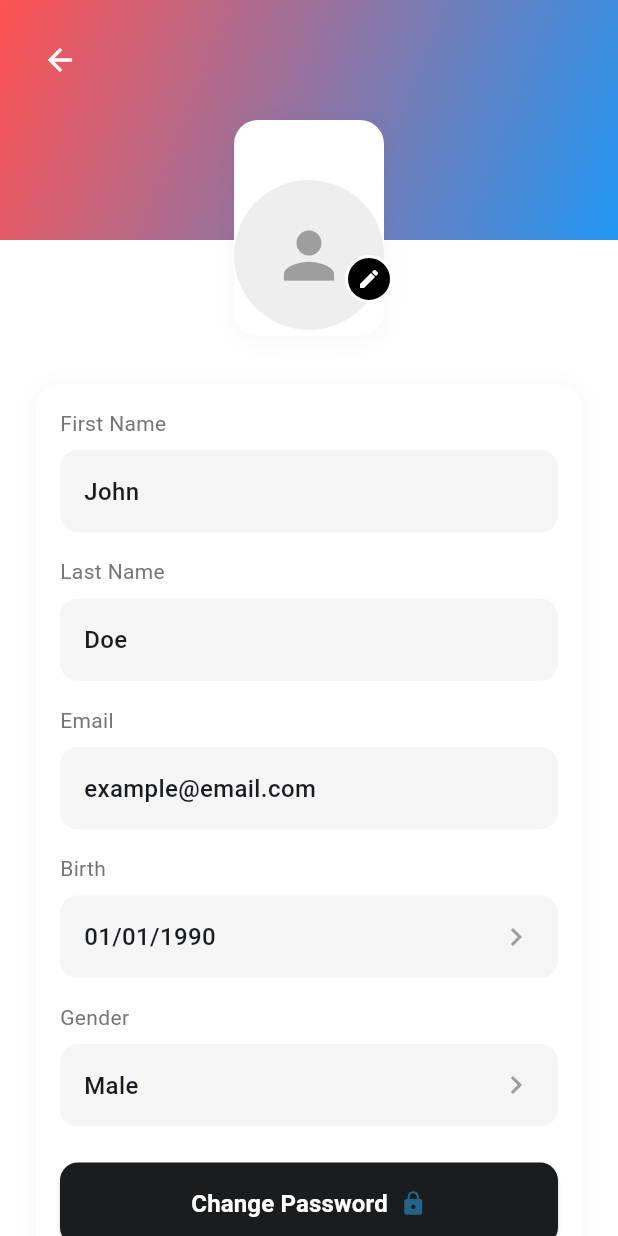
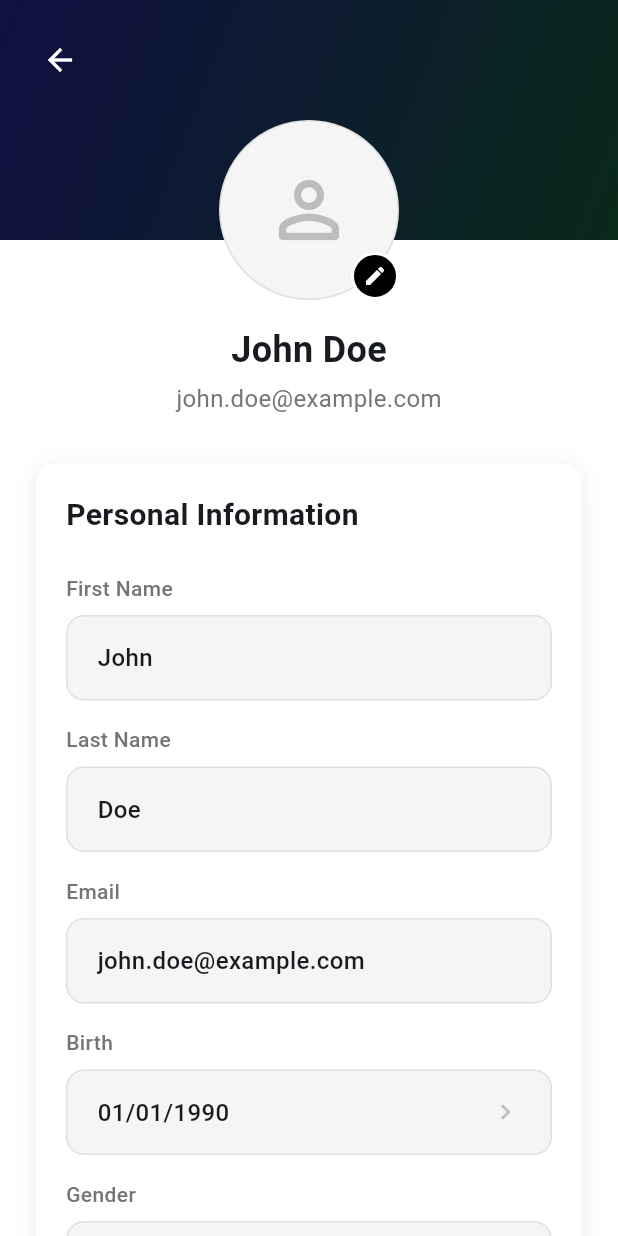
Before and after one commit to grmpycrab/TrekScanPlus, a Flutter app: the screen it shows after launch, after a tap on "Login", after a tap on "Welcome,", on a phone screen of 412 x 824 dp. Run offline on Flutter 3.47's test engine with Material 3 defaults, Android fonts, the phone set to English and light mode, and no system bars; our stand-ins replace cloud_firestore, file_picker, firebase_core, firebase_storage, permission_handler, shared_preferences; missing offline and left inert: mobile_scanner; accounts and stored records are empty.

Commit message:
profile screen ujpdates

```diff
--- a/hamiguitan_trekscan_plus/lib/models/user_model.dart
+++ b/hamiguitan_trekscan_plus/lib/models/user_model.dart
@@ -0,0 +1,35 @@
+class UserModel {
+  final String firstName;
+  final String lastName;
+  final String email;
+  final String birthDate;
+  final String gender;
+  final String? profileImage;
+
+  UserModel({
+    required this.firstName,
+    required this.lastName,
+    required this.email,
+    required this.birthDate,
+    required this.gender,
+    this.profileImage,
+  });
+
+  UserModel copyWith({
+    String? firstName,
+    String? lastName,
+    String? email,
+    String? birthDate,
+    String? gender,
+    String? profileImage,
+  }) {
+    return UserModel(
+      firstName: firstName ?? this.firstName,
+      lastName: lastName ?? this.lastName,
+      email: email ?? this.email,
+      birthDate: birthDate ?? this.birthDate,
+      gender: gender ?? this.gender,
+      profileImage: profileImage ?? this.profileImage,
+    );
+  }
+}
--- a/hamiguitan_trekscan_plus/lib/screens/main/profile_screen.dart
+++ b/hamiguitan_trekscan_plus/lib/screens/main/profile_screen.dart
@@ -1,9 +1,5 @@
-import 'dart:convert';
-
 import 'package:flutter/material.dart';
-import 'package:flutter/services.dart' show rootBundle;
-import '../../models/badge.dart';
-import '../../theme/color.dart';
+import '../../models/user_model.dart';
 
 class ProfileScreen extends StatefulWidget {
   const ProfileScreen({super.key});
@@ -13,69 +9,18 @@ class ProfileScreen extends StatefulWidget {
 }
 
 class _ProfileScreenState extends State<ProfileScreen> {
-  // Sample badges for demo; replace with real data source later.
-  late List<UserBadge> _badges;
+  late UserModel _user;
 
   @override
   void initState() {
     super.initState();
-    // initialize with an empty list; we'll load JSON or fallback later
-    _badges = [];
-    _loadBadgesFromAsset();
-  }
-
-  Future<void> _loadBadgesFromAsset() async {
-    try {
-      final jsonStr = await rootBundle.loadString('assets/data/badge.json');
-      if (jsonStr.trim().isEmpty) throw Exception('badge.json empty');
-      final data = json.decode(jsonStr);
-      if (data is Map<String, dynamic> && data.containsKey('badges')) {
-        final badgesList = data['badges'] as List;
-        final list = badgesList
-            .map((e) => UserBadge.fromJson(Map<String, dynamic>.from(e)))
-            .toList();
-        setState(() {
-          _badges = List<UserBadge>.from(list);
-        });
-        return;
-      }
-    } catch (e) {
-      print('Error loading badges: $e');
-      // ignore and fallback to sample badges below
-    }
-
-    // fallback samples
-    setState(() {
-      _badges = [
-        UserBadge(
-          id: 'first_steps',
-          name: 'First Steps',
-          description: 'Complete your first trail',
-          category: 'trail_completion',
-          icon: 'footprints',
-          requirement: {'type': 'trails_completed', 'value': 1},
-          rarity: 'common',
-          earned: true,
-        ),
-        UserBadge(
-          id: 'summit_seeker',
-          name: 'Summit Seeker',
-          description: 'Reach the peak of Mt. Hamiguitan',
-          category: 'trail_completion',
-          icon: 'mountain',
-          requirement: {'type': 'reach_summit', 'value': true},
-          rarity: 'rare',
-          earned: false,
-        ),
-      ];
-    });
-  }
-
-  void _toggleEarned(int index) {
-    setState(() {
-      final badge = _badges[index];
-      _badges[index] = badge.copyWith(earned: !badge.earned);
-    });
+    _user = UserModel(
+      firstName: 'John',
+      lastName: 'Doe',
+      email: 'john.doe@example.com',
+      birthDate: '01/01/1990',
+      gender: 'Male',
+    );
   }
 
   @override
@@ -92,7 +37,7 @@ class _ProfileScreenState extends State<ProfileScreen> {
                   gradient: LinearGradient(
                     begin: Alignment.topLeft,
                     end: Alignment.bottomRight,
-                    colors: [Color(0xFFFF5252), Color(0xFF2196F3)],
+                    colors: [Color(0xFF101042), Color(0xFF09291A)],
                   ),
                 ),
                 child: Padding(
@@ -117,29 +62,61 @@ class _ProfileScreenState extends State<ProfileScreen> {
                       _buildTopProfile(),
                       const SizedBox(height: 32),
                       _buildInputFields(),
-                      const SizedBox(height: 24),
                     ],
                   ),
                 ),
               ),
-              const SizedBox(height: 18),
               Padding(
                 padding: const EdgeInsets.symmetric(horizontal: 24.0),
                 child: Column(
                   crossAxisAlignment: CrossAxisAlignment.start,
                   children: [
-                    const Text(
-                      'Badges',
-                      style: TextStyle(
-                        fontSize: 18,
-                        fontWeight: FontWeight.bold,
+                    ElevatedButton(
+                      onPressed: () {},
+                      style: ElevatedButton.styleFrom(
+                        backgroundColor: const Color(0xFF1A1C1E),
+                        padding: const EdgeInsets.symmetric(vertical: 16),
+                        shape: RoundedRectangleBorder(
+                          borderRadius: BorderRadius.circular(12),
+                        ),
+                        minimumSize: const Size(double.infinity, 50),
+                      ),
+                      child: Row(
+                        mainAxisAlignment: MainAxisAlignment.center,
+                        children: const [
+                          Text(
+                            'Change Password',
+                            style: TextStyle(
+                              color: Colors.white,
+                              fontSize: 16,
+                              fontWeight: FontWeight.w600,
+                            ),
+                          ),
+                          SizedBox(width: 8),
+                          Icon(Icons.lock, size: 18),
+                        ],
                       ),
                     ),
                     const SizedBox(height: 16),
-                    SizedBox(
-                      height: 400, // Fixed height for the grid
-                      child: _buildBadgesGrid(),
+                    TextButton(
+                      onPressed: () {},
+                      style: TextButton.styleFrom(
+                        padding: const EdgeInsets.symmetric(vertical: 16),
+                        minimumSize: const Size(double.infinity, 50),
+                        shape: RoundedRectangleBorder(
+                          borderRadius: BorderRadius.circular(12),
+                        ),
+                      ),
+                      child: const Text(
+                        'Logout',
+                        style: TextStyle(
+                          color: Colors.red,
+                          fontSize: 16,
+                          fontWeight: FontWeight.w500,
+                        ),
+                      ),
                     ),
+                    const SizedBox(height: 32),
                   ],
                 ),
               ),
@@ -151,51 +128,59 @@ class _ProfileScreenState extends State<ProfileScreen> {
   }
 
   Widget _buildTopProfile() {
-    return Container(
-      decoration: BoxDecoration(
-        color: Colors.white,
-        borderRadius: BorderRadius.circular(16),
-        boxShadow: [
-          BoxShadow(
-            color: Colors.black.withOpacity(0.04),
-            blurRadius: 12,
-            spreadRadius: 0,
-            offset: const Offset(0, 2),
-          ),
-        ],
-      ),
-      child: Stack(
-        clipBehavior: Clip.none,
-        alignment: Alignment.topCenter,
+    return Padding(
+      padding: const EdgeInsets.symmetric(horizontal: 24.0),
+      child: Column(
         children: [
-          Column(
+          Stack(
             children: [
-              const SizedBox(height: 40),
               Container(
-                width: 100,
-                height: 100,
+                width: 120,
+                height: 120,
                 decoration: BoxDecoration(
                   color: Colors.grey[200],
                   shape: BoxShape.circle,
+                  border: Border.all(color: Colors.grey.shade300, width: 1),
                 ),
-                child: const Icon(Icons.person, size: 50, color: Colors.grey),
+                child: ClipOval(
+                  child: _user.profileImage != null
+                      ? Image.network(_user.profileImage!, fit: BoxFit.cover)
+                      : CircleAvatar(
+                          radius: 60,
+                          backgroundColor: Colors.grey[100],
+                          child: Icon(
+                            Icons.person_outline_rounded,
+                            size: 60,
+                            color: Colors.grey[400],
+                          ),
+                        ),
+                ),
               ),
-              const SizedBox(height: 4),
+              Positioned(
+                right: 0,
+                bottom: 0,
+                child: Container(
+                  width: 32,
+                  height: 32,
+                  decoration: BoxDecoration(
+                    color: Colors.black,
+                    shape: BoxShape.circle,
+                    border: Border.all(color: Colors.white, width: 2),
+                  ),
+                  child: const Icon(Icons.edit, color: Colors.white, size: 16),
+                ),
+              ),
             ],
           ),
-          Positioned(
-            right: -6,
-            top: 90,
-            child: Container(
-              width: 32,
-              height: 32,
-              decoration: BoxDecoration(
-                color: Colors.black,
-                shape: BoxShape.circle,
-                border: Border.all(color: Colors.white, width: 2),
-              ),
-              child: const Icon(Icons.edit, color: Colors.white, size: 16),
-            ),
+          const SizedBox(height: 16),
+          Text(
+            "${_user.firstName} ${_user.lastName}",
+            style: const TextStyle(fontSize: 24, fontWeight: FontWeight.bold),
+          ),
+          const SizedBox(height: 4),
+          Text(
+            _user.email,
+            style: TextStyle(fontSize: 16, color: Colors.grey[600]),
           ),
         ],
       ),
@@ -204,12 +189,13 @@ class _ProfileScreenState extends State<ProfileScreen> {
 
   Widget _buildInputFields() {
     return Container(
+      width: double.infinity,
       decoration: BoxDecoration(
         color: Colors.white,
-        borderRadius: BorderRadius.circular(16),
+        borderRadius: BorderRadius.circular(14),
         boxShadow: [
           BoxShadow(
-            color: Colors.black.withOpacity(0.04),
+            color: Colors.black.withOpacity(0.08),
             blurRadius: 12,
             spreadRadius: 0,
             offset: const Offset(0, 2),
@@ -217,64 +203,24 @@ class _ProfileScreenState extends State<ProfileScreen> {
         ],
       ),
       child: Padding(
-        padding: const EdgeInsets.all(16.0),
+        padding: const EdgeInsets.all(20.0),
         child: Column(
+          crossAxisAlignment: CrossAxisAlignment.start,
           children: [
-            _buildInputField("First Name", "John"),
+            const Text(
+              "Personal Information",
+              style: TextStyle(fontSize: 20, fontWeight: FontWeight.bold),
+            ),
+            const SizedBox(height: 24),
+            _buildInputField("First Name", _user.firstName),
             const SizedBox(height: 16),
-            _buildInputField("Last Name", "Doe"),
+            _buildInputField("Last Name", _user.lastName),
             const SizedBox(height: 16),
-            _buildInputField("Email", "example@email.com"),
+            _buildInputField("Email", _user.email),
             const SizedBox(height: 16),
-            _buildInputField("Birth", "01/01/1990", isSelectable: true),
+            _buildInputField("Birth", _user.birthDate, isSelectable: true),
             const SizedBox(height: 16),
-            _buildInputField("Gender", "Male", isSelectable: true),
-            const SizedBox(height: 24),
-            ElevatedButton(
-              onPressed: () {},
-              style: ElevatedButton.styleFrom(
-                backgroundColor: const Color(0xFF1A1C1E),
-                padding: const EdgeInsets.symmetric(vertical: 16),
-                shape: RoundedRectangleBorder(
-                  borderRadius: BorderRadius.circular(12),
-                ),
-                minimumSize: const Size(double.infinity, 50),
-              ),
-              child: Row(
-                mainAxisAlignment: MainAxisAlignment.center,
-                children: const [
-                  Text(
-                    'Change Password',
-                    style: TextStyle(
-                      color: Colors.white,
-                      fontSize: 16,
-                      fontWeight: FontWeight.w600,
-                    ),
-                  ),
-                  SizedBox(width: 8),
-                  Icon(Icons.lock, size: 18),
-                ],
-              ),
-            ),
-            const SizedBox(height: 16),
-            TextButton(
-              onPressed: () {},
-              style: TextButton.styleFrom(
-                padding: const EdgeInsets.symmetric(vertical: 16),
-                minimumSize: const Size(double.infinity, 50),
-                shape: RoundedRectangleBorder(
-                  borderRadius: BorderRadius.circular(12),
-                ),
-              ),
-              child: const Text(
-                'Logout',
-                style: TextStyle(
-                  color: Colors.red,
-                  fontSize: 16,
-                  fontWeight: FontWeight.w500,
-                ),
-              ),
-            ),
+            _buildInputField("Gender", _user.gender, isSelectable: true),
           ],
         ),
       ),
@@ -289,19 +235,28 @@ class _ProfileScreenState extends State<ProfileScreen> {
     return Column(
       crossAxisAlignment: CrossAxisAlignment.start,
       children: [
-        Text(label, style: TextStyle(color: Colors.grey[600], fontSize: 14)),
+        Text(
+          label,
+          style: TextStyle(
+            color: Colors.grey[600],
+            fontSize: 14,
+            fontWeight: FontWeight.w500,
+          ),
+        ),
         const SizedBox(height: 8),
         Container(
+          width: double.infinity,
           decoration: BoxDecoration(
             color: Colors.grey[100],
             borderRadius: BorderRadius.circular(12),
+            border: Border.all(color: Colors.grey[300]!, width: 1),
           ),
           child: Row(
             children: [
               Expanded(
                 child: Padding(
                   padding: const EdgeInsets.symmetric(
-                    horizontal: 16,
+                    horizontal: 20,
                     vertical: 16,
                   ),
                   child: Text(
@@ -314,9 +269,13 @@ class _ProfileScreenState extends State<ProfileScreen> {
                 ),
               ),
               if (isSelectable)
-                const Padding(
-                  padding: EdgeInsets.only(right: 16),
-                  child: Icon(Icons.chevron_right, color: Colors.grey),
+                Padding(
+                  padding: const EdgeInsets.only(right: 20),
+                  child: Icon(
+                    Icons.chevron_right,
+                    color: Colors.grey[400],
+                    size: 20,
+                  ),
                 ),
             ],
           ),
@@ -324,129 +283,4 @@ class _ProfileScreenState extends State<ProfileScreen> {
       ],
     );
   }
-
-  Widget _buildBadgesGrid() {
-    return GridView.builder(
-      padding: const EdgeInsets.only(top: 8),
-      gridDelegate: const SliverGridDelegateWithFixedCrossAxisCount(
-        crossAxisCount: 3,
-        childAspectRatio: 0.65,
-        crossAxisSpacing: 12,
-        mainAxisSpacing: 12,
-      ),
-      itemCount: _badges.length,
-      itemBuilder: (context, index) {
-        final badge = _badges[index];
-        return GestureDetector(
-          onTap: () => _toggleEarned(index),
-          child: Card(
-            elevation: 2,
-            shape: RoundedRectangleBorder(
-              borderRadius: BorderRadius.circular(8),
-            ),
-            child: Container(
-              decoration: BoxDecoration(
-                borderRadius: BorderRadius.circular(8),
-                border: Border.all(
-                  color: badge.getColor().withOpacity(0.3),
-                  width: 2,
-                ),
-              ),
-              child: Padding(
-                padding: const EdgeInsets.all(6.0),
-                child: Column(
-                  mainAxisSize: MainAxisSize.min,
-                  mainAxisAlignment: MainAxisAlignment.start,
-                  children: [
-                    Stack(
-                      alignment: Alignment.center,
-                      children: [
-                        CircleAvatar(
-                          radius: 24, // Reduced from 28
-                          backgroundColor: badge.earned
-                              ? badge.getColor()
-                              : Colors.grey[300],
-                          child: Icon(
-                            badge.getIconData(),
-                            color: badge.earned
-                                ? Colors.white
-                                : Colors.grey[700],
-                            size: 24, // Reduced from 28
-                          ),
-                        ),
-                        if (!badge.earned)
-                          Positioned(
-                            right: 0,
-                            bottom: 0,
-                            child: Container(
-                              decoration: BoxDecoration(
-                                color: const Color.fromRGBO(255, 255, 255, 0.9),
-                                shape: BoxShape.circle,
-                                border: Border.all(
-                                  color: Colors.grey[300]!,
-                                  width: 1,
-                                ),
-                              ),
-                              padding: const EdgeInsets.all(3),
-                              child: const Icon(
-                                Icons.lock,
-                                size: 10,
-                                color: Colors.black54,
-                              ),
-                            ),
-                          ),
-                      ],
-                    ),
-                    const SizedBox(height: 6),
-                    Text(
-                      badge.name,
-                      textAlign: TextAlign.center,
-                      style: TextStyle(
-                        fontSize: 11,
-                        fontWeight: FontWeight.w600,
-                        color: badge.earned ? badge.getColor() : Colors.black54,
-                      ),
-                    ),
-                    const SizedBox(height: 2),
-                    Expanded(
-                      child: Text(
-                        badge.description,
-                        textAlign: TextAlign.center,
-                        style: const TextStyle(
-                          fontSize: 9,
-                          color: Colors.black45,
-                          height: 1.1,
-                        ),
-                        maxLines: 2,
-                        overflow: TextOverflow.ellipsis,
-                      ),
-                    ),
-                    const SizedBox(height: 2),
-                    Container(
-                      padding: const EdgeInsets.symmetric(
-                        horizontal: 4,
-                        vertical: 1,
-                      ),
-                      decoration: BoxDecoration(
-                        color: badge.getColor().withOpacity(0.1),
-                        borderRadius: BorderRadius.circular(3),
-                      ),
-                      child: Text(
-                        badge.rarity.toUpperCase(),
-                        style: TextStyle(
-                          fontSize: 7,
-                          fontWeight: FontWeight.w600,
-                          color: badge.getColor(),
-                        ),
-                      ),
-                    ),
-                  ],
-                ),
-              ),
-            ),
-          ),
-        );
-      },
-    );
-  }
 }
--- a/hamiguitan_trekscan_plus/lib/screens/main/settings_screen.dart
+++ b/hamiguitan_trekscan_plus/lib/screens/main/settings_screen.dart
@@ -19,6 +19,11 @@ class SettingsScreen extends StatelessWidget {
                     icon: Icons.person_outline,
                     title: 'Account',
                     subtitle: 'Personal information',
+                  ),
+                  _buildSettingItem(
+                    icon: Icons.emoji_events_outlined,
+                    title: 'Badges',
+                    subtitle: 'View and track your achievements',
                   ),
                   _buildSettingItem(
                     icon: Icons.notifications_outlined,
```
